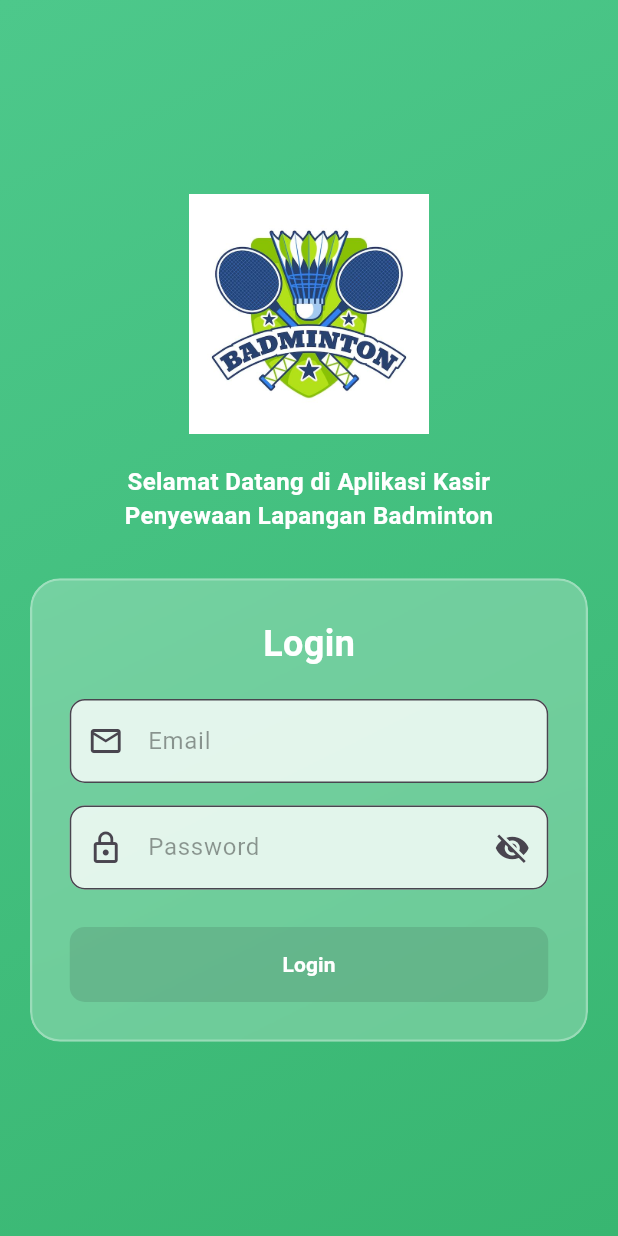
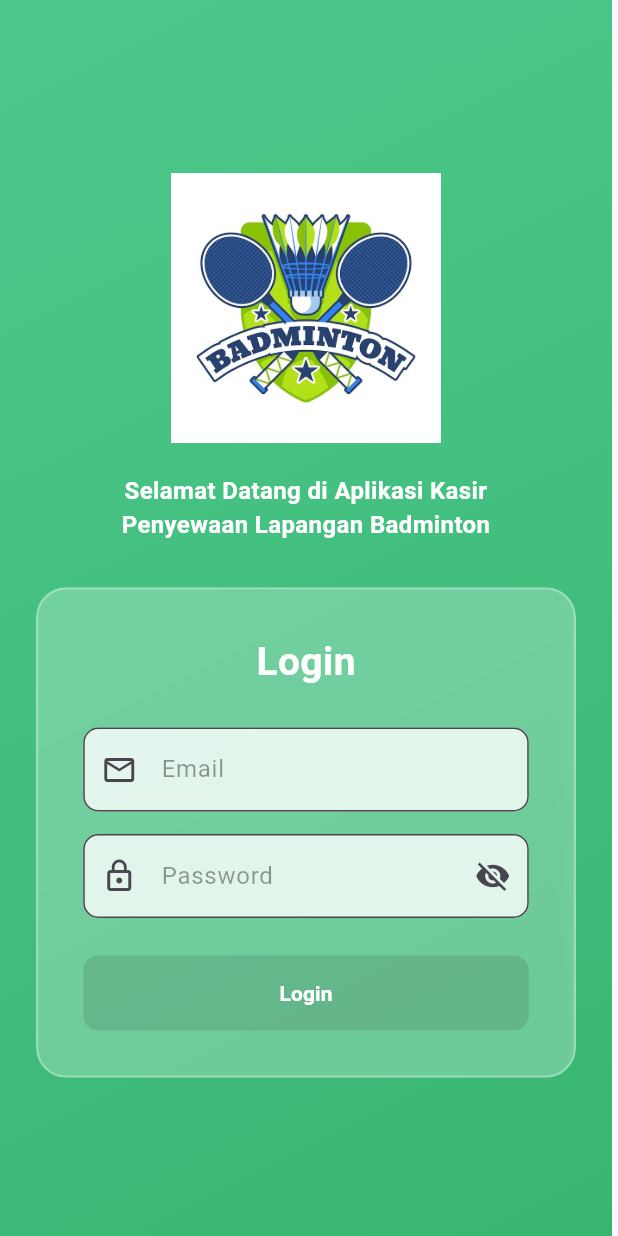
Before and after one commit to HARDIANSYAH2/kasir, a Flutter app: the screen it shows after launch, on a phone screen of 412 x 824 dp. Run offline on Flutter 3.47's test engine with Material 3 defaults, Android fonts, the phone set to English and light mode, and no system bars; our stand-ins replace file_picker, firebase_core, pdf, printing, supabase_flutter; accounts and stored records are empty.

Commit message:
update login page

```diff
--- a/lib/login_page.dart
+++ b/lib/login_page.dart
@@ -88,12 +88,15 @@ class _LoginPageState extends State<LoginPage> {
 
   @override
 Widget build(BuildContext context) {
+  final screenWidth = MediaQuery.of(context).size.width;
+
+  final bool isMobile = screenWidth < 900;
+
   return Scaffold(
-      body: LayoutBuilder(
-        builder: (context, constraints) {
-          bool isMobile = constraints.maxWidth < 600;
-
-          return Container(
+    body: isMobile
+        ? SingleChildScrollView(
+            child: Container(
+              height: MediaQuery.of(context).size.height,
               decoration: const BoxDecoration(
                 gradient: LinearGradient(
                   colors: [
@@ -104,39 +107,49 @@ class _LoginPageState extends State<LoginPage> {
                   end: Alignment.bottomRight,
                 ),
               ),
-            child: Center(
-              child: SingleChildScrollView(
-                padding: const EdgeInsets.all(20),
-                child: isMobile
-                    ? _buildMobileLayout(context)
-                    : _buildDesktopLayout(context),
+              child: Column(
+                mainAxisAlignment: MainAxisAlignment.center,
+                children: [
+                  const SizedBox(height: 60),
+                  Image.asset(
+                    "assets/images/logo.jpg",
+                    width: 180,
+                    height: 180,
+                  ),
+                  const SizedBox(height: 20),
+                  const Text(
+                    "Selamat Datang di Aplikasi Kasir\nPenyewaan Lapangan Badminton",
+                    textAlign: TextAlign.center,
+                    style: TextStyle(
+                      fontSize: 16,
+                      fontWeight: FontWeight.w600,
+                      color: Colors.white,
                     ),
                   ),
-          );
-        },
+                  const SizedBox(height: 30),
+                  Padding(
+                    padding: const EdgeInsets.symmetric(horizontal: 24),
+                    child: _buildLoginCard(context),
                   ),
-    );
-  }
-
-  /// 🟢 Layout untuk desktop/tablet (dua kolom)
-  Widget _buildDesktopLayout(BuildContext context) {
-    return Row(
-      mainAxisAlignment: MainAxisAlignment.center,
+                  const SizedBox(height: 50),
+                ],
+              ),
+            ),
+          )
+        : Row(
             children: [
-        // Kolom kiri (logo dan teks)
               Expanded(
                 flex: 1,
                 child: Container(
                   color: Colors.white,
-            height: 500,
                   child: Center(
                     child: Column(
                       mainAxisAlignment: MainAxisAlignment.center,
                       children: [
                         Image.asset(
                           "assets/images/logo.jpg",
-                    width: 220,
-                    height: 220,
+                          width: 280,
+                          height: 280,
                         ),
                         const SizedBox(height: 20),
                         const Text(
@@ -153,52 +166,40 @@ class _LoginPageState extends State<LoginPage> {
                   ),
                 ),
               ),
-
-        // Kolom kanan (form login)
               Expanded(
                 flex: 1,
-          child: _buildLoginForm(context, width: 360),
+                child: Container(
+                  decoration: const BoxDecoration(
+                    gradient: LinearGradient(
+                      colors: [
+                        Color(0xFF4DC88B),
+                        Color(0xFF38B671),
+                      ],
+                      begin: Alignment.topLeft,
+                      end: Alignment.bottomRight,
+                    ),
+                  ),
+                  child: Center(
+                    child: Padding(
+                      padding: const EdgeInsets.all(30),
+                      child: _buildLoginCard(context),
+                    ),
+                  ),
+                ),
               ),
             ],
+          ),
   );
 }
 
-  /// 📱 Layout untuk HP (satu kolom vertikal)
-  Widget _buildMobileLayout(BuildContext context) {
-    return Column(
-      mainAxisAlignment: MainAxisAlignment.center,
-      children: [
-        Image.asset(
-          "assets/images/logo.jpg",
-          width: 160,
-          height: 160,
-        ),
-        const SizedBox(height: 20),
-        const Text(
-          "Selamat Datang di Aplikasi Kasir\nPenyewaan Lapangan Badminton",
-          textAlign: TextAlign.center,
-          style: TextStyle(
-            fontSize: 16,
-            fontWeight: FontWeight.w600,
-            color: Colors.white,
-          ),
-        ),
-        const SizedBox(height: 30),
-        _buildLoginForm(context, width: double.infinity),
-      ],
-    );
-  }
-
-  /// 🎨 Widget form login reusable (bisa dipakai desktop & mobile)
-  Widget _buildLoginForm(BuildContext context, {required double width}) {
-    return Center(
-      child: ClipRRect(
+Widget _buildLoginCard(BuildContext context) {
+  return ClipRRect(
     borderRadius: BorderRadius.circular(20),
     child: BackdropFilter(
       filter: ImageFilter.blur(sigmaX: 15, sigmaY: 15),
       child: Container(
-            padding: const EdgeInsets.all(25),
-            width: width,
+        padding: const EdgeInsets.all(30),
+        width: 360,
         decoration: BoxDecoration(
           color: Colors.white.withOpacity(0.25),
           borderRadius: BorderRadius.circular(20),
@@ -213,12 +214,12 @@ class _LoginPageState extends State<LoginPage> {
             const Text(
               "Login",
               style: TextStyle(
-                    fontSize: 24,
+                fontSize: 26,
                 fontWeight: FontWeight.bold,
                 color: Colors.white,
               ),
             ),
-                const SizedBox(height: 20),
+            const SizedBox(height: 25),
             TextField(
               controller: emailController,
               keyboardType: TextInputType.emailAddress,
@@ -227,8 +228,7 @@ class _LoginPageState extends State<LoginPage> {
                 filled: true,
                 fillColor: Colors.white.withOpacity(0.8),
                 hintText: "Email",
-                    hintStyle:
-                        TextStyle(color: Colors.black.withOpacity(0.4)),
+                hintStyle: TextStyle(color: Colors.black.withOpacity(0.4)),
                 border: OutlineInputBorder(
                   borderRadius: BorderRadius.circular(10),
                 ),
@@ -255,9 +255,7 @@ class _LoginPageState extends State<LoginPage> {
                 filled: true,
                 fillColor: Colors.white.withOpacity(0.8),
                 hintText: "Password",
-                    hintStyle: TextStyle(
-                      color: Colors.black.withOpacity(0.4),
-                    ),
+                hintStyle: TextStyle(color: Colors.black.withOpacity(0.4)),
                 border: OutlineInputBorder(
                   borderRadius: BorderRadius.circular(10),
                 ),
@@ -300,7 +298,6 @@ class _LoginPageState extends State<LoginPage> {
         ),
       ),
     ),
-      ),
   );
 }
 }
```
Lines whose indentation alone changed are shown as unchanged.
